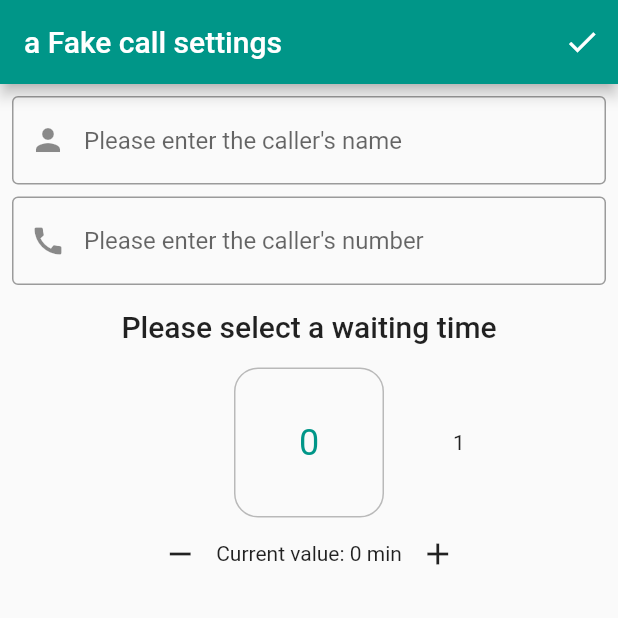
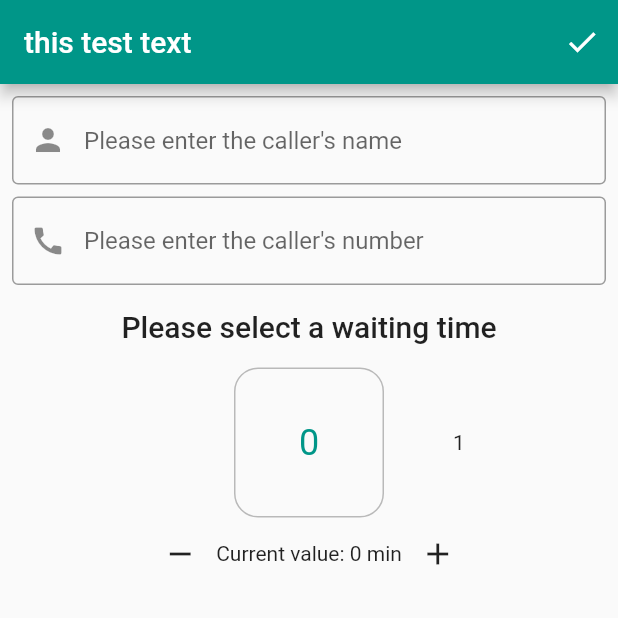
Before and after one commit to choisc91/fake_call, a Flutter app: the screen it shows after launch, on a phone screen of 412 x 824 dp, the top half of it. Run offline on Flutter 3.47's test engine with Material 2 defaults, Android fonts, the phone set to English and light mode, and no system bars; drawn by our look-alikes of numberpicker; missing offline and left inert: flutter_ringtone_player, light, simple_ripple_animation; generated files the repository leaves out were written again.

```diff
--- a/lib/l10n/app_en.arb
+++ b/lib/l10n/app_en.arb
@@ -1,6 +1,4 @@
 {
-    "helloWorld": "Hello World!",
-    "@helloWorld": {
-      "description": "The conventional newborn programmer greeting"
-    }
+  "settings_title": "settings title.",
+  "test" : "this test text"
 }
--- a/lib/l10n/app_ko.arb
+++ b/lib/l10n/app_ko.arb
@@ -1,3 +1,4 @@
 {
-    "helloWorld": "¡Hola Mundo!"
+  "settings_title": "¡Hola Mundo!",
+  "test" : "이것은 테스트 문구입니다."
 }
--- a/lib/main.dart
+++ b/lib/main.dart
@@ -12,10 +12,6 @@ void main() {
 class MyApp extends StatelessWidget {
   const MyApp({Key? key}) : super(key: key);
 
-  static const startColor = 0xff4e9fb6;
-
-  static const endColor = 0xff7accb5;
-
   @override
   Widget build(BuildContext context) {
     // set portrait.
@@ -25,16 +21,8 @@ class MyApp extends StatelessWidget {
     ]);
     return MaterialApp(
       title: 'a Fake call screen app',
-      localizationsDelegates: const [
-        GlobalMaterialLocalizations.delegate,
-        GlobalWidgetsLocalizations.delegate,
-        GlobalCupertinoLocalizations.delegate,
-      ],
-      supportedLocales: const [
-        Locale('en'),
-        Locale('ko'),
-        // Locale('ja'),
-      ],
+      localizationsDelegates: AppLocalizations.localizationsDelegates,
+      supportedLocales: AppLocalizations.supportedLocales,
       theme: ThemeData(primarySwatch: Colors.teal),
       home: const SettingsPage(),
     );
--- a/lib/widget/page_settings.dart
+++ b/lib/widget/page_settings.dart
@@ -1,8 +1,8 @@
 import 'package:fake_call/model/settings.dart';
-import 'package:fake_call/widget/page_receive.dart';
 import 'package:fake_call/widget/page_wait.dart';
 import 'package:flutter/material.dart';
 import 'package:numberpicker/numberpicker.dart';
+import 'package:flutter_gen/gen_l10n/app_localizations.dart';
 
 // 설정 화면.
 // todo 현지화 작업 필요.
@@ -28,7 +28,7 @@ class _SettingsPaGEState extends State<SettingsPage> {
     return Scaffold(
       resizeToAvoidBottomInset: false,
       appBar: AppBar(
-        title: const Text('a Fake call settings'),
+        title: Text(AppLocalizations.of(context)!.test),
         actions: [
           IconButton(
             icon: const Icon(Icons.check),
@@ -81,10 +81,7 @@ class _SettingsPaGEState extends State<SettingsPage> {
             // 선택된 시간을 식별하는 필드.
             Text(
               'Please select a waiting time',
-              style: Theme
-                  .of(context)
-                  .textTheme
-                  .headline6,
+              style: Theme.of(context).textTheme.headline6,
             ),
             const SizedBox(height: 16.0),
             NumberPicker(
@@ -105,8 +102,7 @@ class _SettingsPaGEState extends State<SettingsPage> {
               children: [
                 IconButton(
                   icon: const Icon(Icons.remove),
-                  onPressed: () =>
-                      setState(() {
+                  onPressed: () => setState(() {
                     final newValue = _minute - 1;
                     _minute = newValue.clamp(0, 60);
                   }),
@@ -114,8 +110,7 @@ class _SettingsPaGEState extends State<SettingsPage> {
                 Text('Current value: $_minute min'),
                 IconButton(
                   icon: const Icon(Icons.add),
-                  onPressed: () =>
-                      setState(() {
+                  onPressed: () => setState(() {
                     final newValue = _minute + 1;
                     _minute = newValue.clamp(0, 60);
                   }),
```
Also changed, not shown: lib/widget/page_wait_call.dart (+8 -0 lines), pubspec.yaml (+14 -3 lines), pubspec.lock. Lines whose indentation alone changed are shown as unchanged.
